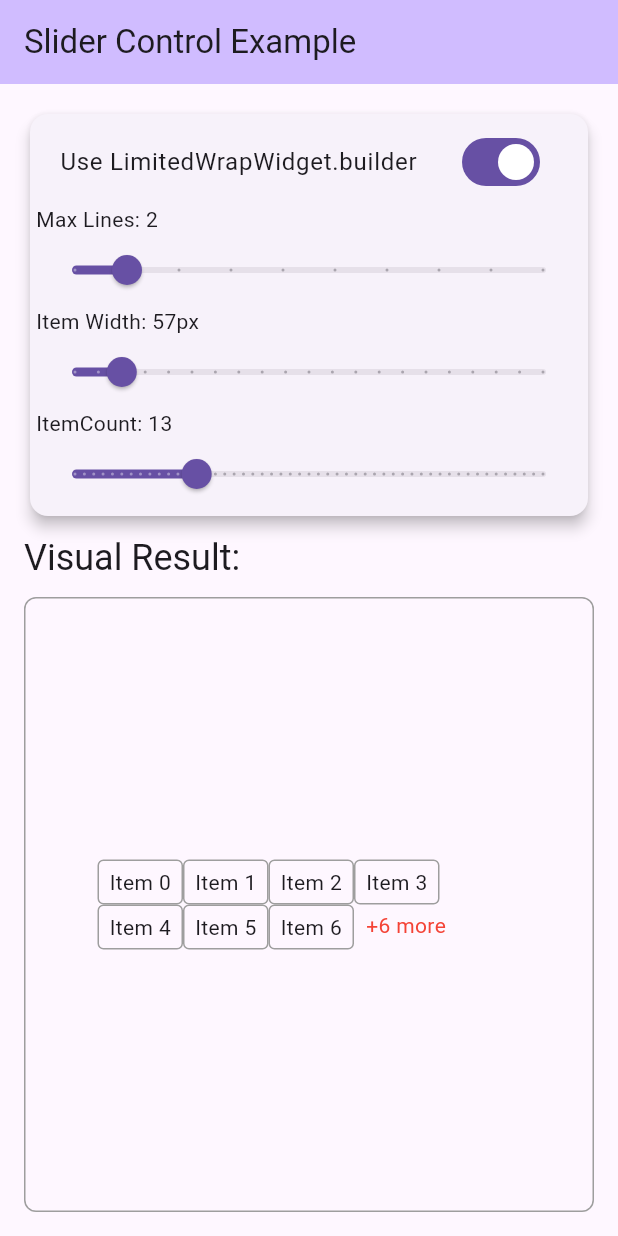
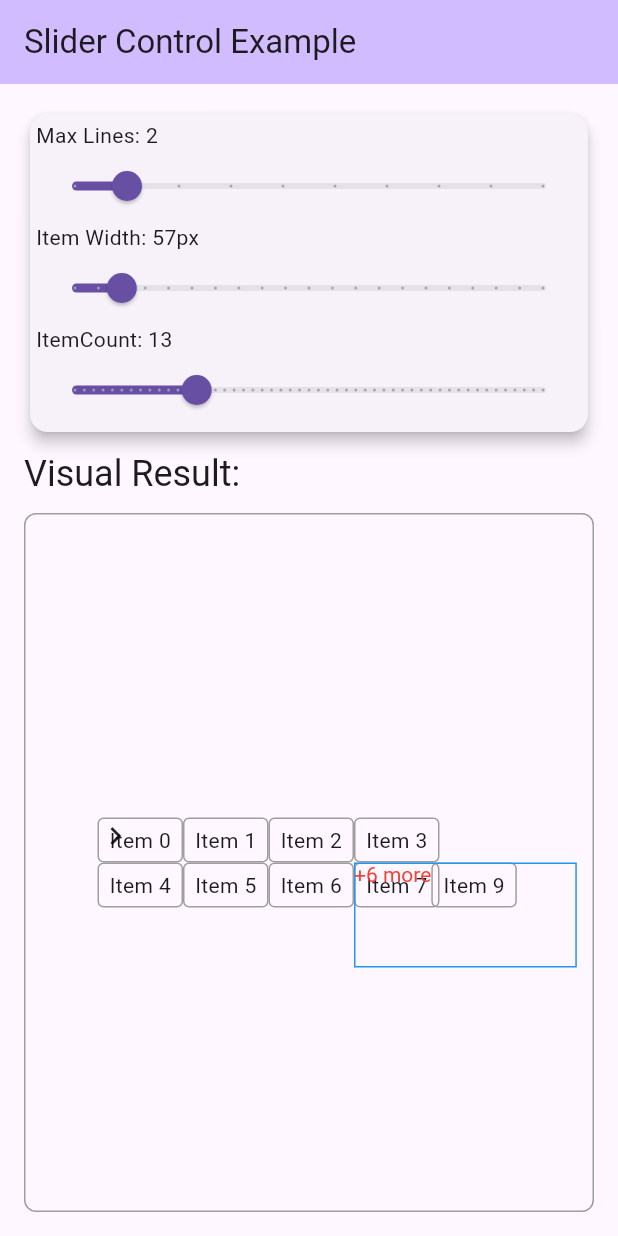
Before and after one commit to Max-Size/more_than_wrap, a Flutter app: the screen it shows after launch, on a phone screen of 412 x 824 dp. Run offline on Flutter 3.47's test engine with Material 3 defaults, Android fonts, the light colour scheme and no system bars.

Commit message:
refactor: simplify LimitedWrapWidget implementation by removing builder option and enhancing overflow handling
- Removed the `useBuilder` toggle and associated UI elements from the `_SliderControlWidgetState`.
- Updated `LimitedWrapWidget` to use a single implementation with improved overflow handling using `OverflowBuilder`.
- Refactored overflow-related classes and styles, consolidating them into a more streamlined structure.
- Deleted obsolete files related to the previous builder implementation and overflow styles.
- Updated tests to reflect the new structure and removed outdated test cases.

```diff
--- a/example/lib/main.dart
+++ b/example/lib/main.dart
@@ -1,3 +1,5 @@
+import 'dart:developer';
+
 import 'package:flutter/material.dart';
 import 'package:more_than_wrap/more_than_wrap.dart';
 
@@ -33,7 +35,6 @@ class _SliderControlWidgetState extends State<SliderControlWidget> {
   int maxLines = 2;
   double itemWidth = 57.0;
   int itemCount = 13;
-  bool useBuilder = true;
 
   @override
   Widget build(BuildContext context) {
@@ -55,16 +56,6 @@ class _SliderControlWidgetState extends State<SliderControlWidget> {
                 child: Column(
                   crossAxisAlignment: CrossAxisAlignment.start,
                   children: [
-                    // Switch to toggle between implementations
-                    SwitchListTile(
-                      title: const Text('Use LimitedWrapWidget.builder'),
-                      value: useBuilder,
-                      onChanged: (value) {
-                        setState(() {
-                          useBuilder = value;
-                        });
-                      },
-                    ),
                     // MaxLines Slider
                     Text('Max Lines: ${maxLines.round()}'),
                     Slider(
@@ -149,17 +140,25 @@ class _SliderControlWidgetState extends State<SliderControlWidget> {
     );
   }
 
-  Widget get limitedWrapWidget => switch (useBuilder) {
-        true => LimitedWrapWidget.builder(
+  Widget get limitedWrapWidget => LimitedWrapWidget(
         spacing: 0,
         runSpacing: 0,
         maxLines: maxLines.toInt(),
-            overflowWidgetBuilder: (count) => Container(
-              padding: const EdgeInsets.symmetric(horizontal: 8, vertical: 4),
-              child: Text(
-                '+${count ?? 0} more',
-                style: const TextStyle(fontSize: 14, color: Colors.red),
+        overflowBuilder: OverflowBuilder(
+          onTap: () => log('hello from limited wrap widget'),
+          items: [
+            OverflowBuilderItem.text(
+              textBuilder: (count) => '+$count more',
+              textStyle: const TextStyle(fontSize: 14, color: Colors.red),
             ),
+            OverflowBuilderItem.widget(
+              child: Icon(Icons.chevron_right),
+            ),
+          ],
+          style: OverflowBuilderStyle(
+              border: Border.all(color: Colors.blue),
+              padding: const EdgeInsets.symmetric(horizontal: 20, vertical: 20),
+              color: Colors.amber.withAlpha(0)),
         ),
         children: List.generate(
           itemCount,
@@ -169,26 +168,7 @@ class _SliderControlWidgetState extends State<SliderControlWidget> {
             width: itemWidth,
           ),
         ),
-          ),
-        false => LimitedWrapWidget(
-            spacing: 0,
-            runSpacing: 0,
-            maxLines: maxLines.toInt(),
-            overflowBuilderStyle: OverflowBuilderStyle(
-              textBuilder: (count) => '+$count more',
-              textStyle: const TextStyle(fontSize: 14, color: Colors.red),
-              padding: const EdgeInsets.symmetric(horizontal: 8, vertical: 4),
-            ),
-            children: List.generate(
-              itemCount,
-              (i) => sizedChild(
-                'Item $i',
-                key: ValueKey('item_$i'),
-                width: itemWidth,
-              ),
-            ),
-          ),
-      };
+      );
 
   Widget sizedChild(String text,
       {Key? key, double width = 60, double height = 30}) {
--- a/lib/more_than_wrap.dart
+++ b/lib/more_than_wrap.dart
@@ -1,2 +1,4 @@
 export 'src/widget.dart';
-export 'src/overflow_style.dart';
+export 'src/overflow/builder.dart';
+export 'src/overflow/item.dart';
+export 'src/overflow/style.dart';
--- /dev/null
+++ b/lib/src/overflow/builder.dart
@@ -0,0 +1,17 @@
+import 'package:flutter/foundation.dart';
+import 'package:more_than_wrap/src/overflow/item.dart';
+import 'package:more_than_wrap/src/overflow/style.dart';
+
+class OverflowBuilder {
+  final List<OverflowBuilderItem> items;
+
+  final OverflowBuilderStyle style;
+
+  final VoidCallback? onTap;
+
+  OverflowBuilder({
+    required this.items,
+    this.style = const OverflowBuilderStyle(),
+    this.onTap,
+  });
+}
--- /dev/null
+++ b/lib/src/overflow/item.dart
@@ -0,0 +1,29 @@
+import 'package:flutter/widgets.dart';
+
+sealed class OverflowBuilderItem {
+  const OverflowBuilderItem();
+
+  factory OverflowBuilderItem.widget({required Widget child}) =
+      OverflowBuilderWidgetItem;
+
+  factory OverflowBuilderItem.text({
+    required String Function(int amountOfOverflowedWidgets) textBuilder,
+    required final TextStyle? textStyle,
+  }) = OverflowBuilderTextItem;
+}
+
+class OverflowBuilderWidgetItem extends OverflowBuilderItem {
+  final Widget child;
+
+  const OverflowBuilderWidgetItem({required this.child});
+}
+
+class OverflowBuilderTextItem extends OverflowBuilderItem {
+  final String Function(int amountOfOverflowedWidgets) textBuilder;
+  final TextStyle? textStyle;
+
+  const OverflowBuilderTextItem({
+    required this.textBuilder,
+    required this.textStyle,
+  });
+}
--- /dev/null
+++ b/lib/src/overflow/style.dart
@@ -0,0 +1,15 @@
+import 'package:flutter/widgets.dart';
+
+class OverflowBuilderStyle {
+  final EdgeInsets padding;
+  final BoxBorder? border;
+  final Radius? radius;
+  final Color? color;
+
+  const OverflowBuilderStyle({
+    this.padding = EdgeInsets.zero,
+    this.border,
+    this.radius,
+    this.color,
+  });
+}
--- a/lib/src/overflow_style.dart
+++ /dev/null
@@ -1,21 +0,0 @@
-import 'package:flutter/painting.dart';
-
-class OverflowBuilderStyle {
-  final EdgeInsets padding;
-  final TextStyle? textStyle;
-  final BoxBorder? border;
-  final String Function(int amountOfOverflowedWidgets) textBuilder;
-  final Radius? radius;
-  final Color? color;
-  final VoidCallback? onTap;
-
-  OverflowBuilderStyle({
-    required this.textBuilder,
-    this.textStyle,
-    this.padding = EdgeInsets.zero,
-    this.border,
-    this.radius,
-    this.color = const Color(0xFF000000),
-    this.onTap,
-  });
-}
--- a/lib/src/render_box/render_box.dart
+++ b/lib/src/render_box/render_box.dart
@@ -20,10 +20,14 @@ abstract class ExtendedRenderWrap<T> extends RenderBox
     T Function(int)? onWidgetsLayouted,
     int? maxLines,
     required this.isOverflowWidgetAdded,
-  }) : onWidgetsLayoutedInternal = onWidgetsLayouted,
+    required int amountOfActualWrapChildren,
+  }) : _amountOfActualWrapChildren = amountOfActualWrapChildren,
+       onWidgetsLayoutedInternal = onWidgetsLayouted,
        _maxLines = maxLines {
     addAll(children);
   }
+
+  int _amountOfActualWrapChildren;
 
   /// Flag - whether the number of overflowed elements has been calculated
   bool calculatedOverflow = false;
@@ -57,6 +61,10 @@ abstract class ExtendedRenderWrap<T> extends RenderBox
   /// needs to be displayed on overflow
   ///
   final bool isOverflowWidgetAdded;
+
+  set amountOfActualWrapChildren(int amount) {
+    _amountOfActualWrapChildren = amount;
+  }
 
   /// Setter for maximum number of rows
   ///
@@ -174,6 +182,7 @@ abstract class ExtendedRenderWrap<T> extends RenderBox
 
     /// Loop to iterate through all child elements and draw them
     while (child != null && curIndex < allElements) {
+      if (curIndex > _amountOfActualWrapChildren ) return;
       /// If already overflowed, then skip child element
       if (hasOverflow) {
         passChild();
--- a/lib/src/render_box/styler.dart
+++ b/lib/src/render_box/styler.dart
@@ -1,8 +1,9 @@
+import 'dart:math';
 import 'dart:ui';
 
 import 'package:flutter/rendering.dart';
-import 'package:flutter/widgets.dart';
-import 'package:more_than_wrap/src/overflow_style.dart';
+import 'package:more_than_wrap/src/overflow/builder.dart';
+import 'package:more_than_wrap/src/overflow/item.dart';
 import 'package:more_than_wrap/src/render_box/render_box.dart';
 
 class _DrawResult {
@@ -13,40 +14,38 @@ class _DrawResult {
 }
 
 class ExtendedRenderWrapWidgetStyler extends ExtendedRenderWrap<String> {
-  OverflowBuilderStyle? _overflowBuilderStyle;
+  OverflowBuilder? _overflowBuilder;
   _DrawResult? _overflowIndicator;
   Rect? _gestureTarget;
 
   ExtendedRenderWrapWidgetStyler({
-    required OverflowBuilderStyle? overflowBuilderStyle,
+    required OverflowBuilder? overflowBuilderStyle,
     required super.runSpacing,
     required super.spacing,
     super.children,
     super.onWidgetsLayouted,
     super.maxLines,
-  }) : _overflowBuilderStyle = overflowBuilderStyle,
+    required super.amountOfActualWrapChildren,
+  }) : _overflowBuilder = overflowBuilderStyle,
        super(isOverflowWidgetAdded: false);
 
-  set overflowBuilderStyle(OverflowBuilderStyle? overflowBuilderStyle) {
-    _overflowBuilderStyle = overflowBuilderStyle;
+  set overflowBuilderStyle(OverflowBuilder? overflowBuilderStyle) {
+    _overflowBuilder = overflowBuilderStyle;
     markNeedsLayout();
   }
 
   _DrawResult _drawOverflowIndicator(
     int objectsOverflowed,
-    OverflowBuilderStyle overflowBuilder,
+    OverflowBuilder overflowBuilder,
   ) {
     final recorder = PictureRecorder();
     final canvas = Canvas(recorder);
-    final overflowText = overflowBuilder.textBuilder(objectsOverflowed);
-    final paddingHorizontal = overflowBuilder.padding.horizontal;
-    final overflowTextPainter = TextPainter(textDirection: TextDirection.ltr)
-      ..text = TextSpan(text: overflowText, style: overflowBuilder.textStyle)
-      ..layout(maxWidth: constraints.maxWidth - paddingHorizontal);
-    final textSize = overflowTextPainter.size;
-    final overflowWidth = textSize.width + paddingHorizontal;
-    final overflowHeight = textSize.height + overflowBuilder.padding.vertical;
-    final radius = overflowBuilder.radius ?? Radius.zero;
+    final paddingHorizontal = overflowBuilder.style.padding.horizontal;
+    final childrenSize = _layoutOverflowChildren(canvas);
+    final overflowWidth = childrenSize.width + paddingHorizontal;
+    final overflowHeight =
+        childrenSize.height + overflowBuilder.style.padding.vertical;
+    final radius = overflowBuilder.style.radius ?? Radius.zero;
     final overflowRect = RRect.fromLTRBR(
       0,
       0,
@@ -58,9 +57,10 @@ class ExtendedRenderWrapWidgetStyler extends ExtendedRenderWrap<String> {
       overflowRect,
       Paint()
         ..color =
-            overflowBuilder.color ?? const Color.fromARGB(255, 145, 128, 128),
+            overflowBuilder.style.color ??
+            const Color.fromARGB(255, 145, 128, 128),
     );
-    final border = overflowBuilder.border;
+    final border = overflowBuilder.style.border;
     if (border != null) {
       border.paint(
         canvas,
@@ -69,13 +69,59 @@ class ExtendedRenderWrapWidgetStyler extends ExtendedRenderWrap<String> {
         borderRadius: BorderRadius.all(radius),
       );
     }
-    overflowTextPainter.paint(
-      canvas,
-      Offset(overflowBuilder.padding.left, overflowBuilder.padding.top),
-    );
+
     final size = Size(overflowWidth, overflowHeight);
     final picture = recorder.endRecording();
+
     return _DrawResult(picture: picture, size: size);
+  }
+
+  Size _layoutOverflowChildren(Canvas canvas) {
+    final items = _overflowBuilder?.items;
+    if (items == null) return Size.zero;
+    var offset = Offset.zero;
+    double maxHeight = 0;
+    for (final item in items) {
+      final childSize = _layoutChild(item, offset, canvas);
+      maxHeight = max(childSize.height, maxHeight);
+      offset += Offset(childSize.width, 0);
+    }
+    return Size(offset.dx, maxHeight);
+  }
+
+  Size _layoutChild(OverflowBuilderItem item, Offset offset, Canvas canvas) =>
+      switch (item) {
+        OverflowBuilderWidgetItem _ => _layoutWidget(item, offset),
+        OverflowBuilderTextItem _ => _layoutAndPaintText(item, offset, canvas),
+      };
+
+  Size _layoutAndPaintText(
+    OverflowBuilderTextItem textBuilder,
+    Offset offset,
+    Canvas canvas,
+  ) {
+    final overflowText = textBuilder.textBuilder(objectsOverflowed);
+    final overflowTextPainter =
+        TextPainter(textDirection: TextDirection.ltr)
+          ..text = TextSpan(text: overflowText, style: textBuilder.textStyle)
+          ..layout(
+            maxWidth:
+                constraints.maxWidth -
+                (_overflowBuilder?.style.padding.horizontal ?? 0),
+          );
+    final textSize = overflowTextPainter.size;
+    overflowTextPainter.paint(canvas, offset);
+    return textSize;
+  }
+
+  Size _layoutWidget(OverflowBuilderWidgetItem widget, Offset offset) {
+    final parentData = lastRenderedChild?.parentData as LimitWrapParentData;
+    final curRenderBox = parentData.nextSibling;
+    curRenderBox!.layout(constraints, parentUsesSize: true);
+    final curParentData = curRenderBox.parentData as LimitWrapParentData;
+    curParentData.offset = Offset(dx, dy) + offset;
+    lastRenderedChild = curRenderBox;
+    return curRenderBox.size;
   }
 
   @override
@@ -83,7 +129,7 @@ class ExtendedRenderWrapWidgetStyler extends ExtendedRenderWrap<String> {
     if (!hasOverflow) {
       _overflowIndicator = null;
     }
-    final overflowBuilder = _overflowBuilderStyle;
+    final overflowBuilder = _overflowBuilder;
     if (!hasOverflow || overflowBuilder == null) {
       return;
     }
@@ -119,13 +165,14 @@ class ExtendedRenderWrapWidgetStyler extends ExtendedRenderWrap<String> {
     final boundary = _gestureTarget;
     if (boundary == null) return;
     if (boundary.contains(position)) {
-      _overflowBuilderStyle?.onTap?.call();
+      _overflowBuilder?.onTap?.call();
     }
   }
 
   @override
   void paint(PaintingContext context, Offset offset) {
     super.paint(context, offset);
+
     final picture = _overflowIndicator?.picture;
     final size = _overflowIndicator?.size;
     if (picture != null) {
--- a/lib/src/render_widgets/builder.dart
+++ /dev/null
@@ -1,29 +0,0 @@
-import 'package:flutter/widgets.dart';
-import 'package:more_than_wrap/src/render_box/overflow_builder.dart';
-import 'package:more_than_wrap/src/render_box/render_box.dart';
-import 'package:more_than_wrap/src/render_widgets/render_widget.dart';
-
-class LimitedWrapWidgetBuilder extends LimitedWrap<void> {
-  final bool isOverflowWidgetAdded;
-
-  const LimitedWrapWidgetBuilder({
-    super.key,
-    required this.isOverflowWidgetAdded,
-    required super.children,
-    super.maxLines,
-    super.spacing = 0,
-    super.runSpacing = 0,
-    super.onWidgetsLayouted,
-  });
-
-  @override
-  ExtendedRenderWrap<void> createRenderObject(BuildContext context) {
-    return ExtendedRenderWrapWidgetBuilder(
-      runSpacing: runSpacing,
-      spacing: spacing,
-      isOverflowWidgetAdded: isOverflowWidgetAdded,
-      onWidgetsLayouted: onWidgetsLayouted,
-      maxLines: maxLines,
-    );
-  }
-}
--- a/lib/src/render_widgets/styler.dart
+++ b/lib/src/render_widgets/styler.dart
@@ -1,30 +1,41 @@
 import 'package:flutter/widgets.dart';
-import 'package:more_than_wrap/src/overflow_style.dart';
+import 'package:more_than_wrap/src/overflow/builder.dart';
+import 'package:more_than_wrap/src/overflow/item.dart';
 import 'package:more_than_wrap/src/render_box/render_box.dart';
 import 'package:more_than_wrap/src/render_box/styler.dart';
 import 'package:more_than_wrap/src/render_widgets/render_widget.dart';
 
 class LimitedWrapWidgetStyler extends LimitedWrap<String> {
-  final OverflowBuilderStyle? overflowBuilderStyle;
+  final OverflowBuilder? overflowBuilder;
 
-  const LimitedWrapWidgetStyler({
+  final int _amountOfActualWrapChildren;
+
+  LimitedWrapWidgetStyler({
     super.key,
-    required super.children,
-    this.overflowBuilderStyle,
+    required List<Widget> children,
+    this.overflowBuilder,
     super.maxLines,
     super.spacing = 0,
     super.runSpacing = 0,
-    super.onWidgetsLayouted,
-  });
+  }) : _amountOfActualWrapChildren = children.length,
+       super(
+         children: [
+           ...children,
+           ...overflowBuilder?.items.whereType<OverflowBuilderWidgetItem>().map(
+                 (e) => e.child,
+               ) ??
+               [],
+         ],
+       );
 
   @override
   ExtendedRenderWrap<String> createRenderObject(BuildContext context) {
     return ExtendedRenderWrapWidgetStyler(
       runSpacing: runSpacing,
       spacing: spacing,
-      onWidgetsLayouted: onWidgetsLayouted,
       maxLines: maxLines,
-      overflowBuilderStyle: overflowBuilderStyle,
+      overflowBuilderStyle: overflowBuilder,
+      amountOfActualWrapChildren: _amountOfActualWrapChildren,
     );
   }
 
@@ -33,7 +44,8 @@ class LimitedWrapWidgetStyler extends LimitedWrap<String> {
     BuildContext context,
     covariant ExtendedRenderWrapWidgetStyler renderObject,
   ) {
-    renderObject.overflowBuilderStyle = overflowBuilderStyle;
+    renderObject.amountOfActualWrapChildren = _amountOfActualWrapChildren;
+    renderObject.overflowBuilderStyle = overflowBuilder;
     super.updateRenderObject(context, renderObject);
   }
 }
--- a/lib/src/widget.dart
+++ b/lib/src/widget.dart
@@ -1,21 +1,14 @@
 import 'package:flutter/widgets.dart';
-import 'package:more_than_wrap/src/overflow_style.dart';
-import 'package:more_than_wrap/src/render_widgets/builder.dart';
+import 'package:more_than_wrap/src/overflow/builder.dart';
+import 'package:more_than_wrap/src/overflow/style.dart';
 import 'package:more_than_wrap/src/render_widgets/styler.dart';
-
-/// Builder function for overflow widget
-///
-typedef OnWidgetsLayouted = Widget Function(int? amountOfOverflowedWidgets);
 
 /// Custom [Wrap] widget with limited number of rows and
 /// optional widget for overflow display
 ///
-class LimitedWrapWidget extends StatefulWidget {
+class LimitedWrapWidget extends StatelessWidget {
   /// Children widgets
   final List<Widget> children;
-
-  /// Builder function for overflow widget
-  final OnWidgetsLayouted? overflowWidgetBuilder;
 
   /// Spacing between elements in a row
   final double spacing;
@@ -27,35 +20,16 @@ class LimitedWrapWidget extends StatefulWidget {
   final int? maxLines;
 
   /// Style for overflow widget
-  final OverflowBuilderStyle? overflowBuilderStyle;
+  final OverflowBuilder? overflowBuilder;
 
   const LimitedWrapWidget({
     super.key,
-    required this.overflowBuilderStyle,
+    required this.overflowBuilder,
     required this.children,
     required this.spacing,
     required this.runSpacing,
     this.maxLines,
-  }) : overflowWidgetBuilder = null;
-
-  const LimitedWrapWidget.builder({
-    super.key,
-    this.overflowWidgetBuilder,
-    required this.children,
-    required this.spacing,
-    required this.runSpacing,
-    this.maxLines,
-  }) : overflowBuilderStyle = null;
-
-  @override
-  State<LimitedWrapWidget> createState() => _LimitedWrapWidgetState();
-}
-
-class _LimitedWrapWidgetState extends State<LimitedWrapWidget> {
-  /// Notifier that will call [widget.overflowWidgetBuilder] when receiving
-  /// the number of overflowed elements
-  ///
-  final amountOfOverflowedWidgetsNotifier = ValueNotifier<int?>(null);
+  });
 
   /// Wrap [widget.overflowWidgetBuilder] in [ValueListenableBuilder]
   /// to rebuild the widget when a new value becomes known
@@ -68,46 +42,12 @@ class _LimitedWrapWidgetState extends State<LimitedWrapWidget> {
   ///
   @override
   Widget build(BuildContext context) {
-    final overflowBuilder = widget.overflowWidgetBuilder;
-    if (overflowBuilder != null) {
-      final overflowWidget = widget.overflowWidgetBuilder != null
-          ? ValueListenableBuilder<int?>(
-              valueListenable: amountOfOverflowedWidgetsNotifier,
-              builder: (context, value, child) =>
-                  widget.overflowWidgetBuilder!(value),
-            )
-          : null;
-
-      final widgets = [
-        ...widget.children,
-        if (overflowWidget != null) overflowWidget,
-      ];
-
-      return LimitedWrapWidgetBuilder(
-        spacing: widget.spacing,
-        runSpacing: widget.runSpacing,
-        maxLines: widget.maxLines,
-        onWidgetsLayouted: (amountOfOverflowedWidgets) {
-          amountOfOverflowedWidgetsNotifier.value = amountOfOverflowedWidgets;
-        },
-        isOverflowWidgetAdded: overflowWidget != null,
-        children: widgets,
-      );
-    } else {
-      return LimitedWrapWidgetStyler(
-        spacing: widget.spacing,
-        runSpacing: widget.runSpacing,
-        maxLines: widget.maxLines,
-        overflowBuilderStyle: widget.overflowBuilderStyle,
-        onWidgetsLayouted: widget.overflowBuilderStyle?.textBuilder,
-        children: widget.children,
-      );
-    }
-  }
-
-  @override
-  void dispose() {
-    amountOfOverflowedWidgetsNotifier.dispose();
-    super.dispose();
+    return LimitedWrapWidgetStyler(
+      spacing: spacing,
+      runSpacing: runSpacing,
+      maxLines: maxLines,
+      overflowBuilder: overflowBuilder,
+      children: children,
+    );
   }
 }
```
Also changed, not shown: lib/src/render_box/overflow_builder.dart (deleted, +0 -90 lines), 2 other files. Lines whose indentation alone changed are shown as unchanged.
